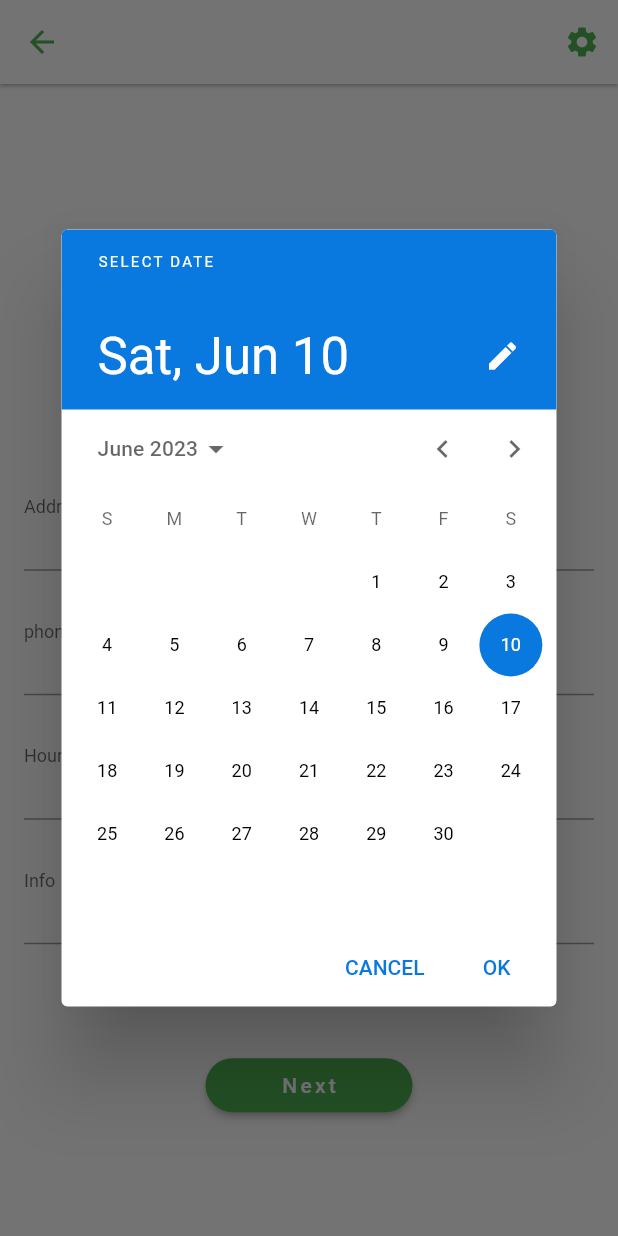
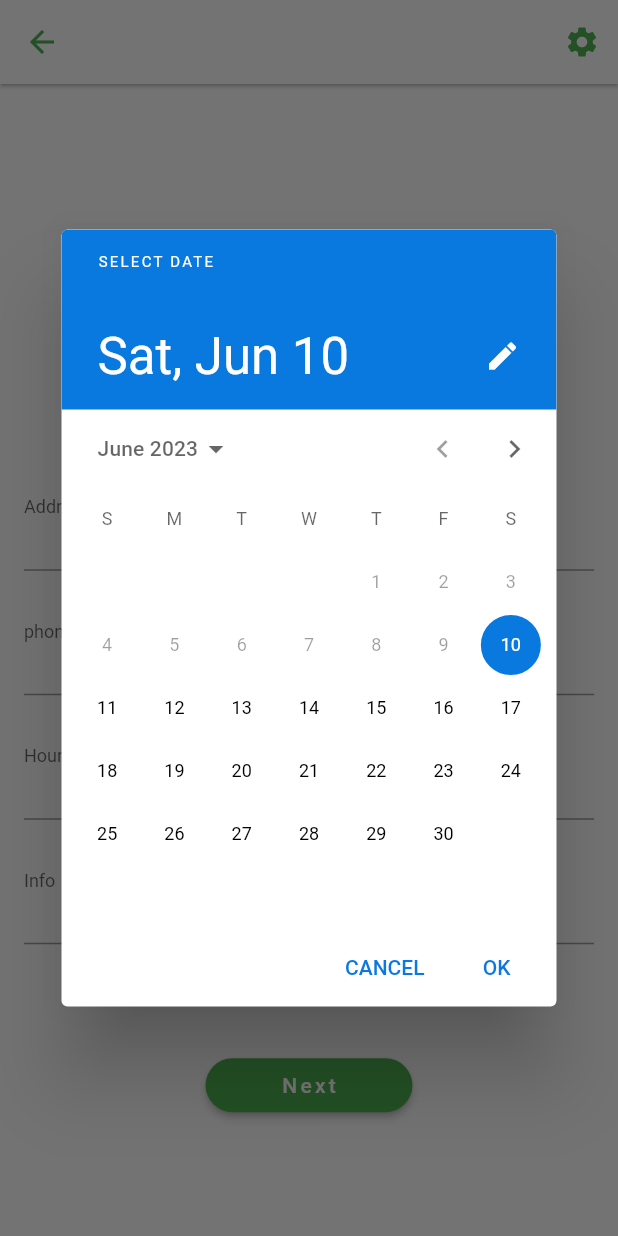
Before and after one commit to kamel-devil/Herafy, a Flutter app: the OrderInfo screen opened directly with empty values, after a tap on "Pick a date", on a phone screen of 412 x 824 dp. Run offline on Flutter 3.47's test engine with Material 2 defaults, Android fonts, the phone set to English and light mode, and no system bars; our stand-ins replace awesome_dialog, cached_network_image, cloud_firestore, file_picker, firebase_auth, firebase_core and 11 more; accounts and stored records are empty; generated files the repository leaves out were written again.

Commit message:
updated final ui 4

```diff
--- a/lib/screen/DTSearchScreen.dart
+++ b/lib/screen/DTSearchScreen.dart
@@ -86,7 +86,7 @@ class _DTSearchScreenState extends State<DTSearchScreen> {
     return StreamBuilder(
       stream: FirebaseFirestore.instance
           .collection('allService')
-          .where('name',isEqualTo: searchText.toLowerCase())
+          .where('name',isEqualTo: searchText)
           .snapshots(),
       builder: (context, snapshot) {
         if (snapshot.hasData) {
--- a/lib/screen/order/order_info.dart
+++ b/lib/screen/order/order_info.dart
@@ -33,7 +33,8 @@ class _OrderInfoState extends State<OrderInfo> {
     final pickedDate = await showDatePicker(
       context: context,
       initialDate: DateTime.now(),
-      firstDate: DateTime(2020),
+      currentDate: DateTime.now(),
+      firstDate:DateTime.now(),
       lastDate: DateTime(2030),
     );
 
```
Also changed, not shown: lib/screen/DTSecurityScreen.dart (+3 -13 lines).
